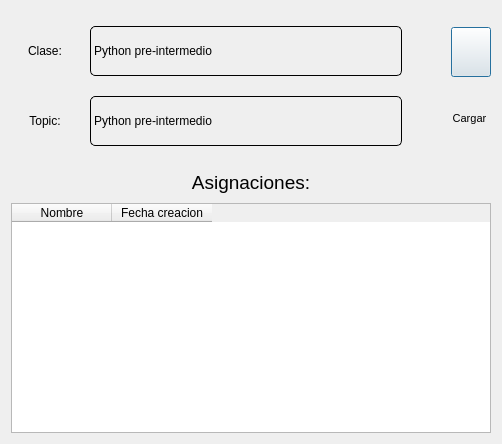
The window that CUERPO/DISENO/TAREA/AgregadorCourseWorks_d.ui (ronihdzz/CACPY) describes before a commit, drawn with Qt 5.
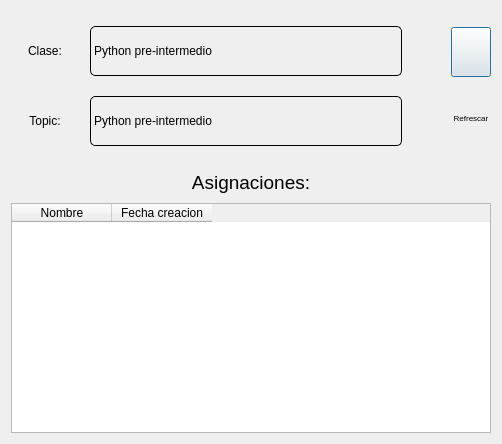
The same window after the commit. Icons and pictures are not drawn.

The edit to the form file:
```diff
--- a/CUERPO/DISENO/TAREA/AgregadorCourseWorks_d.ui
+++ b/CUERPO/DISENO/TAREA/AgregadorCourseWorks_d.ui
@@ -236,11 +236,11 @@
          </property>
          <property name="font">
           <font>
-           <pointsize>8</pointsize>
+           <pointsize>6</pointsize>
           </font>
          </property>
          <property name="text">
-          <string>Cargar </string>
+          <string>Refrescar</string>
          </property>
          <property name="alignment">
           <set>Qt::AlignCenter</set>
```
